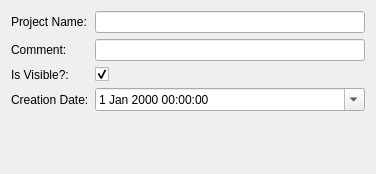
Old version of the form src/dontpanik/kpart/core/ui/keditprojectdialog.ui in the repository frankHa/dontpanic.
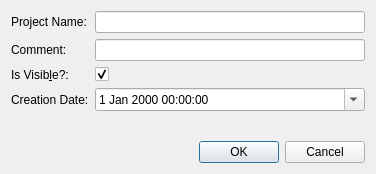
New version of the form.

What changed in the file:
```diff
--- a/src/dontpanik/kpart/core/ui/keditprojectdialog.ui
+++ b/src/dontpanik/kpart/core/ui/keditprojectdialog.ui
@@ -39,7 +39,7 @@
      <item row="2" column="0">
       <widget class="QLabel" name="label_4">
        <property name="text">
-        <string>Is Visible?:</string>
+        <string>Is Visib&amp;le?:</string>
        </property>
        <property name="buddy">
         <cstring>visible</cstring>
@@ -91,6 +91,13 @@
      </property>
     </spacer>
    </item>
+   <item>
+    <widget class="QDialogButtonBox" name="buttons">
+     <property name="standardButtons">
+      <set>QDialogButtonBox::Cancel|QDialogButtonBox::Ok</set>
+     </property>
+    </widget>
+   </item>
   </layout>
  </widget>
  <tabstops>
```
Left out of the diff: 36 changed lines with no effect on the pictures.
